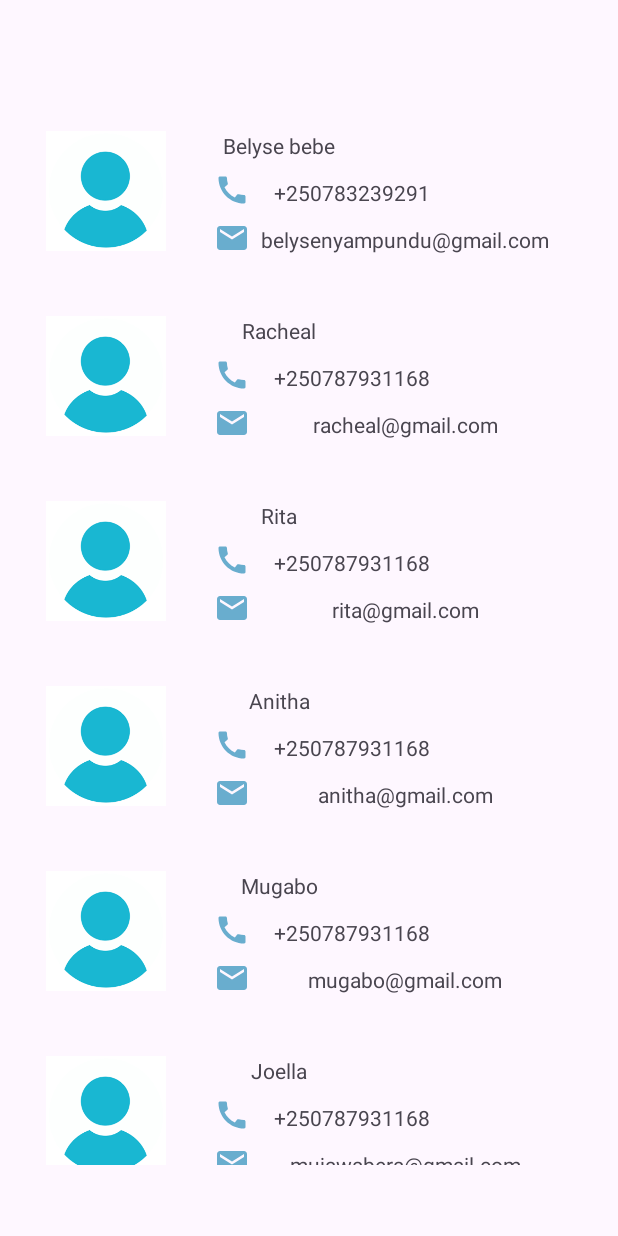
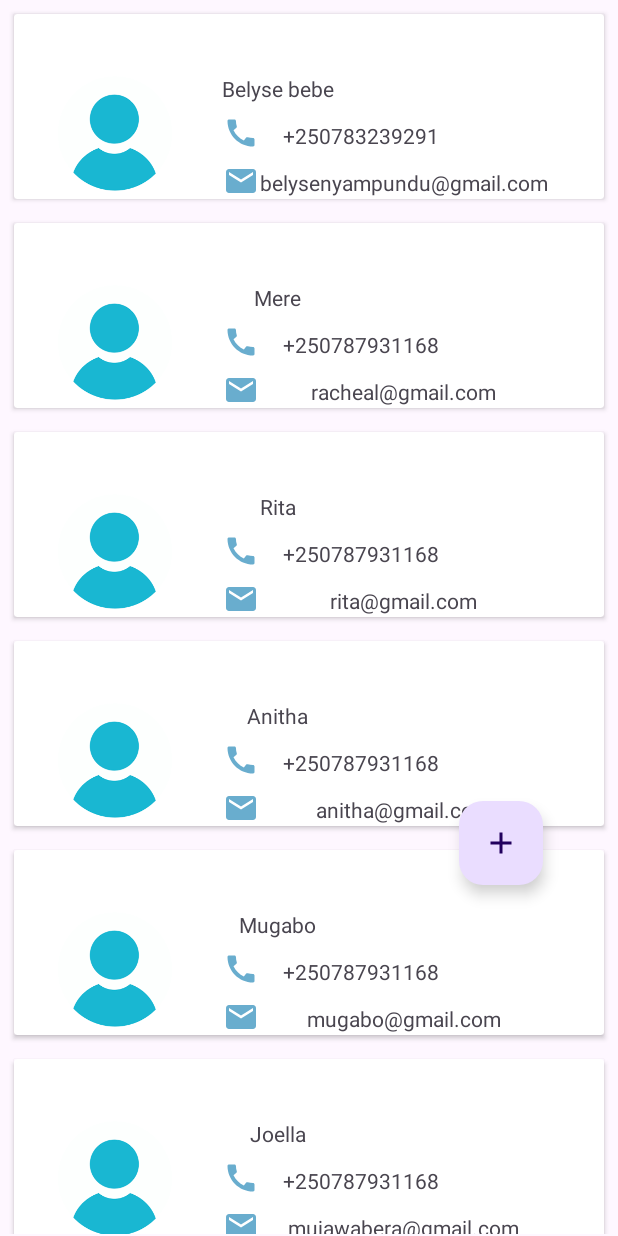
Before and after one commit to Belyse-Nyampundu/ContactClone, an Android app: the screen it shows after launch (MainActivity), on a phone screen of 412 x 824 dp. Run offline under Robolectric (Android 15) with nearby library versions, the phone set to English and light mode, and no system bars; our stand-ins replace Picasso; libraries missing offline, so code that uses them is left out: jp.wasabeef.picasso; pictures from the network do not load; 1 statement that could not run was skipped.

Commit message:
it display the contact and it link to the page of registering the new contacts

```diff
--- a/app/build.gradle
+++ b/app/build.gradle
@@ -44,4 +44,7 @@ dependencies {
     testImplementation 'junit:junit:4.13.2'
     androidTestImplementation 'androidx.test.ext:junit:1.1.5'
     androidTestImplementation 'androidx.test.espresso:espresso-core:3.5.1'
+    implementation 'com.squareup.picasso:picasso:2.8'
+    implementation 'jp.wasabeef:picasso-transformations:2.4.0'
+
 }
--- a/app/src/main/AndroidManifest.xml
+++ b/app/src/main/AndroidManifest.xml
@@ -1,6 +1,8 @@
 <?xml version="1.0" encoding="utf-8"?>
 <manifest xmlns:android="http://schemas.android.com/apk/res/android"
     xmlns:tools="http://schemas.android.com/tools">
+
+    <uses-permission android:name="android.permission.INTERNET" />
 
     <application
         android:allowBackup="true"
@@ -13,6 +15,9 @@
         android:theme="@style/Theme.Contacts"
         tools:targetApi="31">
         <activity
+            android:name=".RegisterContacts"
+            android:exported="false" />
+        <activity
             android:name=".MainActivity"
             android:exported="true">
             <intent-filter>
--- a/app/src/main/java/com/nbelyse/contacts/ContactData.kt
+++ b/app/src/main/java/com/nbelyse/contacts/ContactData.kt
@@ -5,5 +5,6 @@ package com.nbelyse.contacts
 data class ContactData(
     var contact : String,
     var name : String,
-    var email:String
+    var email:String,
+    var avatar:String
 )
--- a/app/src/main/java/com/nbelyse/contacts/ContactRvAdapter.kt
+++ b/app/src/main/java/com/nbelyse/contacts/ContactRvAdapter.kt
@@ -4,6 +4,8 @@ import android.view.LayoutInflater
 import android.view.ViewGroup
 import androidx.recyclerview.widget.RecyclerView
 import com.nbelyse.contacts.databinding.ContactListItemBinding
+import com.squareup.picasso.Picasso
+import jp.wasabeef.picasso.transformations.CropCircleTransformation
 
 class ContactRvAdapter(var contactList:List<ContactData>): RecyclerView.Adapter<ContactViewHolder>(){
     override fun onCreateViewHolder(parent: ViewGroup, viewType: Int): ContactViewHolder {
@@ -17,13 +19,21 @@ class ContactRvAdapter(var contactList:List<ContactData>): RecyclerView.Adapter<
 
     override fun onBindViewHolder(holder: ContactViewHolder, position: Int) {
         var contact = contactList[position]
-        holder.binding.apply {
-            tvContact.text = contact.contact
-            tvEmail.text = contact.email
-            tvName.text = contact.name
+
+        var binding = holder.binding
+       binding.tvContact.text = contact.contact
+     binding.tvEmail.text = contact.email
+       binding.tilName.text= contact.name
+        Picasso
+            .get()
+            .load(contact.avatar)
+            .resize(80,80)
+            .centerCrop()
+            .transform(CropCircleTransformation())
+            .into(binding.ivAvatar)
+
+
         }
     }
-}
-class ContactViewHolder(var binding: ContactListItemBinding): RecyclerView.ViewHolder(binding.root){
 
-}
+class ContactViewHolder(var binding: ContactListItemBinding): RecyclerView.ViewHolder(binding.root)
--- a/app/src/main/java/com/nbelyse/contacts/MainActivity.kt
+++ b/app/src/main/java/com/nbelyse/contacts/MainActivity.kt
@@ -1,5 +1,6 @@
 package com.nbelyse.contacts
 
+import android.content.Intent
 import androidx.appcompat.app.AppCompatActivity
 import android.os.Bundle
 import androidx.recyclerview.widget.LinearLayoutManager
@@ -11,6 +12,12 @@ class MainActivity : AppCompatActivity() {
         super.onCreate(savedInstanceState)
         binding = ActivityMainBinding.inflate(layoutInflater)
         setContentView(binding.root)
+
+
+         binding.fbAdd.setOnClickListener {
+             val intent = Intent(this,RegisterContacts::class.java)
+             startActivity(intent)
+         }
     }
 
     override fun onResume() {
@@ -19,16 +26,17 @@ class MainActivity : AppCompatActivity() {
     }
 
     fun displayContact(){
-        var contact1 = ContactData("+250783239291","Belyse bebe","belysenyampundu@gmail.com")
-        var contact2 = ContactData("+250787931168","Racheal","racheal@gmail.com")
-        var contact3 = ContactData("+250787931168","Rita","rita@gmail.com")
-        var contact4 = ContactData("+250787931168","Anitha","anitha@gmail.com")
-        var contact5 = ContactData("+250787931168","Mugabo","mugabo@gmail.com")
-        var contact6 = ContactData("+250787931168","Joella","mujawabera@gmail.com")
-        var contact7 = ContactData("+250787931168","Janette","janette@gmail.com")
-        var contact8 = ContactData("+250787931168","Sonia","sonia@gmail.com")
-
-        var contactList = listOf<ContactData>(contact1,contact2,contact3,contact4,contact5,contact6,contact7,contact8)
+        var contact1 = ContactData("+250783239291","Belyse bebe","belysenyampundu@gmail.com","https://images.unsplash.com/photo-1524660988542-c440de9c0fde?ixlib=rb-4.0.3&ixid=M3wxMjA3fDB8MHxwaG90by1wYWdlfHx8fGVufDB8fHx8fA%3D%3D&auto=format&fit=crop&w=870&q=80")
+        var contact2 = ContactData("+250787931168","Mere","racheal@gmail.com","https://images.unsplash.com/photo-1529758146491-1e11fd721f77?ixlib=rb-4.0.3&ixid=M3wxMjA3fDB8MHxzZWFyY2h8MTZ8fHByb2ZpbGUlMjBwaWN0dXJlJTIwYWZyaWNhbnxlbnwwfHwwfHx8MA%3D%3D&auto=format&fit=crop&w=500&q=60")
+        var contact3 = ContactData("+250787931168","Rita","rita@gmail.com","https://encrypted-tbn0.gstatic.com/images?q=tbn:ANd9GcRjxj4WVvb8pvqwDUbrNijKsz8VWDBaGnEMRg&usqp=CAU")
+        var contact4 = ContactData("+250787931168","Anitha","anitha@gmail.com","https://images.unsplash.com/photo-1524660988542-c440de9c0fde?ixlib=rb-4.0.3&ixid=M3wxMjA3fDB8MHxwaG90by1wYWdlfHx8fGVufDB8fHx8fA%3D%3D&auto=format&fit=crop&w=870&q=80")
+        var contact5 = ContactData("+250787931168","Mugabo","mugabo@gmail.com","https://images.unsplash.com/photo-1524660988542-c440de9c0fde?ixlib=rb-4.0.3&ixid=M3wxMjA3fDB8MHxwaG90by1wYWdlfHx8fGVufDB8fHx8fA%3D%3D&auto=format&fit=crop&w=870&q=80")
+        var contact6 = ContactData("+250787931168","Joella","mujawabera@gmail.com","https://images.unsplash.com/photo-1524660988542-c440de9c0fde?ixlib=rb-4.0.3&ixid=M3wxMjA3fDB8MHxwaG90by1wYWdlfHx8fGVufDB8fHx8fA%3D%3D&auto=format&fit=crop&w=870&q=80")
+        var contact7 = ContactData("+250787931168","Janette","janette@gmail.com","https://images.unsplash.com/photo-1524660988542-c440de9c0fde?ixlib=rb-4.0.3&ixid=M3wxMjA3fDB8MHxwaG90by1wYWdlfHx8fGVufDB8fHx8fA%3D%3D&auto=format&fit=crop&w=870&q=80")
+        var contact8 = ContactData("+250787931168","Sonia","sonia@gmail.com","https://images.unsplash.com/photo-1524660988542-c440de9c0fde?ixlib=rb-4.0.3&ixid=M3wxMjA3fDB8MHxwaG90by1wYWdlfHx8fGVufDB8fHx8fA%3D%3D&auto=format&fit=crop&w=870&q=80")
+        var contact9 = ContactData("+250787931168","Janette","janette@gmail.com","https://images.unsplash.com/photo-1524660988542-c440de9c0fde?ixlib=rb-4.0.3&ixid=M3wxMjA3fDB8MHxwaG90by1wYWdlfHx8fGVufDB8fHx8fA%3D%3D&auto=format&fit=crop&w=870&q=80")
+        var contact10 = ContactData("+250787931168","Sonia","sonia@gmail.com","https://images.unsplash.com/photo-1524660988542-c440de9c0fde?ixlib=rb-4.0.3&ixid=M3wxMjA3fDB8MHxwaG90by1wYWdlfHx8fGVufDB8fHx8fA%3D%3D&auto=format&fit=crop&w=870&q=80")
+        var contactList = listOf<ContactData>(contact1,contact2,contact3,contact4,contact5,contact6,contact7,contact8,contact9,contact10)
         binding.rvContacts.layoutManager = LinearLayoutManager(this)
         var contact = ContactRvAdapter(contactList)
         binding.rvContacts.adapter = contact
--- /dev/null
+++ b/app/src/main/res/drawable/baseline_add_24.xml
@@ -0,0 +1,5 @@
+<vector android:height="24dp" android:tint="#69ADCE"
+    android:viewportHeight="24" android:viewportWidth="24"
+    android:width="24dp" xmlns:android="http://schemas.android.com/apk/res/android">
+    <path android:fillColor="@android:color/white" android:pathData="M19,13h-6v6h-2v-6H5v-2h6V5h2v6h6v2z"/>
+</vector>
--- /dev/null
+++ b/app/src/main/res/drawable/baseline_person_4_24.xml
@@ -0,0 +1,6 @@
+<vector android:height="24dp" android:tint="#69ADCE"
+    android:viewportHeight="24" android:viewportWidth="24"
+    android:width="24dp" xmlns:android="http://schemas.android.com/apk/res/android">
+    <path android:fillColor="@android:color/white" android:pathData="M18.39,14.56C16.71,13.7 14.53,13 12,13c-2.53,0 -4.71,0.7 -6.39,1.56C4.61,15.07 4,16.1 4,17.22V20h16v-2.78C20,16.1 19.39,15.07 18.39,14.56z"/>
+    <path android:fillColor="@android:color/white" android:pathData="M12,12c2.21,0 4,-1.79 4,-4c0,-1.37 0,-3.5 0,-3.5C16,3.67 15.33,3 14.5,3c-0.52,0 -0.98,0.27 -1.25,0.67C12.98,3.27 12.52,3 12,3s-0.98,0.27 -1.25,0.67C10.48,3.27 10.02,3 9.5,3C8.67,3 8,3.67 8,4.5c0,0 0,2.12 0,3.5C8,10.21 9.79,12 12,12z"/>
+</vector>
--- a/app/src/main/res/layout/activity_main.xml
+++ b/app/src/main/res/layout/activity_main.xml
@@ -8,15 +8,32 @@
 
     <androidx.recyclerview.widget.RecyclerView
         android:id="@+id/rvContacts"
-        android:layout_width="409dp"
-        android:layout_height="729dp"
-        tools:listitem="@layout/contact_list_item"
+        android:layout_width="0dp"
+        android:layout_height="0dp"
         android:layout_marginStart="1dp"
         android:layout_marginTop="1dp"
         android:layout_marginEnd="1dp"
         android:layout_marginBottom="1dp"
         app:layout_constraintBottom_toBottomOf="parent"
         app:layout_constraintEnd_toEndOf="parent"
+        app:layout_constraintHorizontal_bias="0.0"
         app:layout_constraintStart_toStartOf="parent"
-        app:layout_constraintTop_toTopOf="parent" />
+        app:layout_constraintTop_toTopOf="parent"
+        app:layout_constraintVertical_bias="0.0"
+        tools:listitem="@layout/contact_list_item" />
+
+    <com.google.android.material.floatingactionbutton.FloatingActionButton
+        android:id="@+id/fbAdd"
+        android:layout_width="wrap_content"
+        android:layout_height="wrap_content"
+        android:layout_marginTop="300dp"
+        android:layout_marginEnd="50dp"
+        android:clickable="true"
+        app:showText="true"
+
+        android:contentDescription="Add contact"
+        app:layout_constraintBottom_toBottomOf="parent"
+        app:layout_constraintEnd_toEndOf="parent"
+        app:layout_constraintTop_toTopOf="parent"
+        app:srcCompat="@drawable/baseline_add_24" />
 </androidx.constraintlayout.widget.ConstraintLayout>
--- a/app/src/main/res/layout/contact_list_item.xml
+++ b/app/src/main/res/layout/contact_list_item.xml
@@ -1,7 +1,12 @@
 <?xml version="1.0" encoding="utf-8"?>
-<androidx.constraintlayout.widget.ConstraintLayout xmlns:android="http://schemas.android.com/apk/res/android"
+<androidx.cardview.widget.CardView xmlns:android="http://schemas.android.com/apk/res/android"
     xmlns:app="http://schemas.android.com/apk/res-auto"
     xmlns:tools="http://schemas.android.com/tools"
+    android:layout_width="match_parent"
+    android:layout_height="wrap_content"
+    android:layout_margin="8dp"
+    >
+<androidx.constraintlayout.widget.ConstraintLayout
     android:layout_width="match_parent"
     android:layout_height="wrap_content">
 
@@ -19,7 +24,7 @@
         app:srcCompat="@drawable/avatar" />
 
     <TextView
-        android:id="@+id/tvName"
+        android:id="@+id/tilName"
         android:layout_width="wrap_content"
         android:layout_height="wrap_content"
         android:layout_marginStart="32dp"
@@ -36,7 +41,7 @@
         android:layout_marginStart="32dp"
         android:layout_marginTop="8dp"
         app:layout_constraintStart_toEndOf="@+id/ivAvatar"
-        app:layout_constraintTop_toBottomOf="@+id/tvName"
+        app:layout_constraintTop_toBottomOf="@+id/tilName"
         app:srcCompat="@drawable/baseline_call_24" />
 
     <TextView
@@ -75,3 +80,6 @@
         tools:text="belysenyampundu@gmail.com" />
 
 </androidx.constraintlayout.widget.ConstraintLayout>
+
+
+    </androidx.cardview.widget.CardView>
```
Also changed, not shown: app/src/main/java/com/nbelyse/contacts/RegisterContacts.kt (added, +110 -0 lines), app/src/main/res/layout/activity_register_contacts.xml (added, +86 -0 lines).
